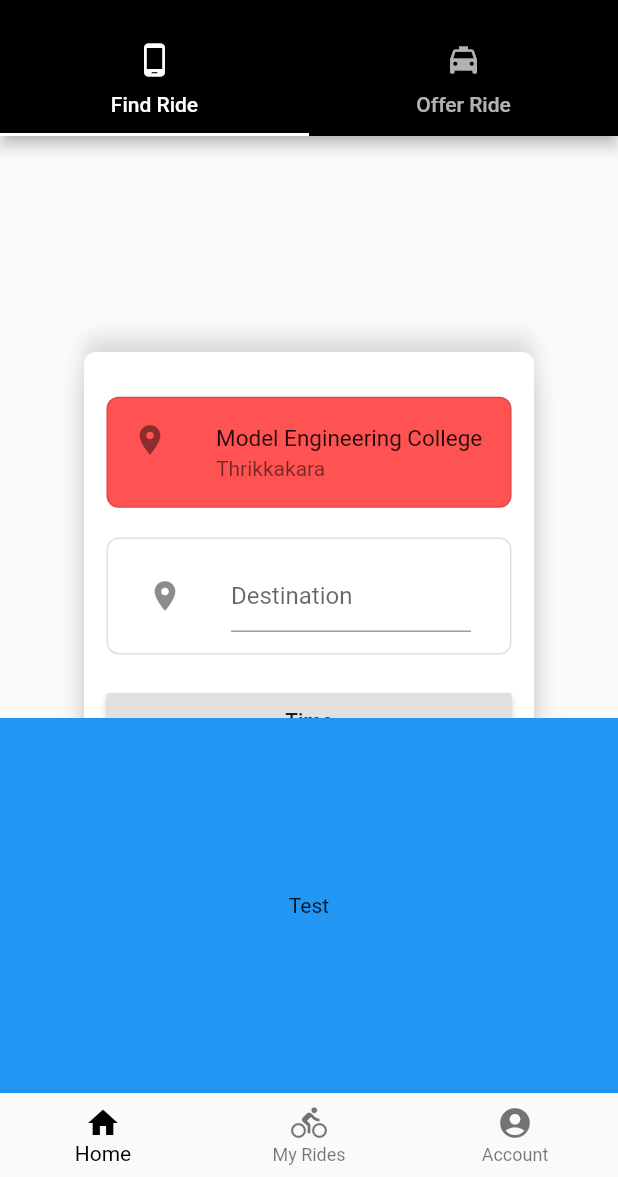
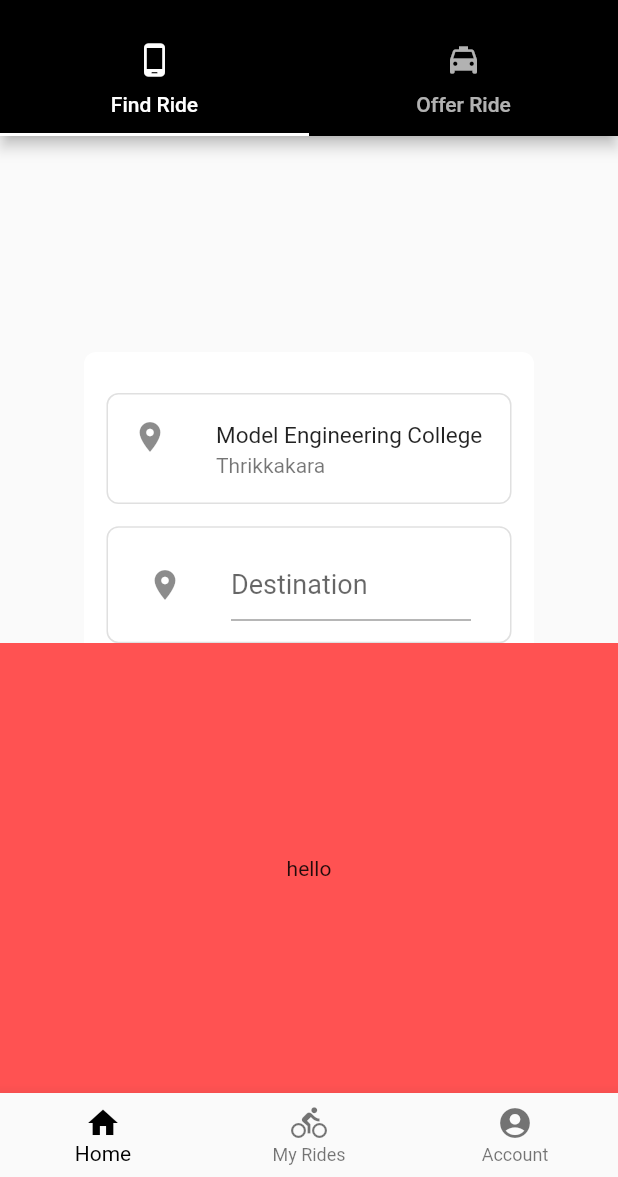
Before and after one commit to Nikhil713/MecDrive-Prototype, a Flutter app: the screen it shows after launch, after a tap on "Find A Ride", on a phone screen of 412 x 824 dp, the part 59-1236 px from its top. Run offline on Flutter 3.47's test engine with Material 2 defaults, Android fonts, the phone set to English and light mode, and no system bars.

Commit message:
Modal bottom sheet added

```diff
--- a/lib/Widgets/HomeScreen/findaRide.dart
+++ b/lib/Widgets/HomeScreen/findaRide.dart
@@ -27,23 +27,24 @@ class _FindaRideState extends State<FindaRide> {
   @override
   Widget build(BuildContext context) {
     return Center(
+      child: SingleChildScrollView(
         child: Container(
-        padding: EdgeInsets.fromLTRB(15.0, 20.0, 15.0, 10.0),
+          padding: EdgeInsets.fromLTRB(15.0, 20.0, 15.0, 20.0),
           height: 350.0,
           width: 300.0,
           decoration: BoxDecoration(
             color: Colors.white,
             borderRadius: BorderRadius.circular(8.0),
-          boxShadow: [
-            BoxShadow(
-                color: Colors.black12,
-                offset: Offset(0.0, 15.0),
-                blurRadius: 15.0),
-            BoxShadow(
-                color: Colors.black12,
-                offset: Offset(0.0, -10.0),
-                blurRadius: 10.0)
-          ],
+            // boxShadow: [
+            //   BoxShadow(
+            //       color: Colors.black12,
+            //       offset: Offset(0.0, 15.0),
+            //       blurRadius: 15.0),
+            //   BoxShadow(
+            //       color: Colors.black12,
+            //       offset: Offset(0.0, -10.0),
+            //       blurRadius: 10.0)
+            // ],
           ),
           child: Column(
             crossAxisAlignment: CrossAxisAlignment.stretch,
@@ -52,7 +53,7 @@ class _FindaRideState extends State<FindaRide> {
               // Starting Location
               Container(
                 decoration: BoxDecoration(
-                  color: Colors.redAccent,
+                    // color: Colors.redAccent,
                     border: Border.all(color: Colors.black12),
                     borderRadius: BorderRadius.circular(8.0)),
                 child: ListTile(
@@ -76,8 +77,8 @@ class _FindaRideState extends State<FindaRide> {
                 child: ListTile(
                   leading: Icon(Icons.location_on),
                   title: TextField(
+                    style: TextStyle(fontSize: 18.0),
                     decoration: InputDecoration(
-                    contentPadding: EdgeInsets.all(0.0),
                       hintText: "Destination",
                       focusedBorder: UnderlineInputBorder(
                         borderSide: BorderSide(color: Colors.black12),
@@ -92,45 +93,56 @@ class _FindaRideState extends State<FindaRide> {
                 ),
               ),
               // Time
-            RaisedButton(
-              child: Text("Time"),
+              SizedBox(
+                width: 10.0,
+                child: RaisedButton(
+                  shape: RoundedRectangleBorder(
+                      borderRadius: new BorderRadius.circular(10.0)),
+                  color: Colors.black,
+                  textColor: Colors.white,
+                  child: Text("Time", style: TextStyle(fontSize: 16.0)),
                   onPressed: () => _selectTime(context),
+                ),
               ),
               // Confirm button
               GestureDetector(
                 child: Container(
-                padding: EdgeInsets.all(10.0),
+                  padding: EdgeInsets.all(15.0),
                   child: Center(
                     child: Text(
                       "Find A Ride",
                       style: TextStyle(
                           color: Colors.white,
                           fontWeight: FontWeight.bold,
-                      fontSize: 18.0
-                    ),
+                          fontSize: 18.0),
                     ),
                   ),
                   decoration: BoxDecoration(
                       color: Colors.green,
-                  borderRadius: BorderRadius.circular(10.0)
+                      borderRadius: BorderRadius.circular(10.0)),
                 ),
-              ),
-              onTap: (){
+                onTap: () {
                   showBottomSheet(
-                  context: context,
-                  builder: (context) => Container(
-                    height: 250,
-                    color: Colors.blue,
-                    child: Center(
-                      child: Text("Test"),
-                    ),
-                  )
-                );
+                      context: context, builder: (context) => ConfirmCard());
                 },
               )
             ],
           ),
         ),
+      ),
     );
   }
 }
+
+class ConfirmCard extends StatelessWidget {
+  @override
+  Widget build(BuildContext context) {
+    return Container(
+      height: 300.0,
+      color: Colors.redAccent,
+      child: Center(
+        child: Text("hello")
+      ),
+    );
+  }
+}
```
Lines whose indentation alone changed are shown as unchanged.
